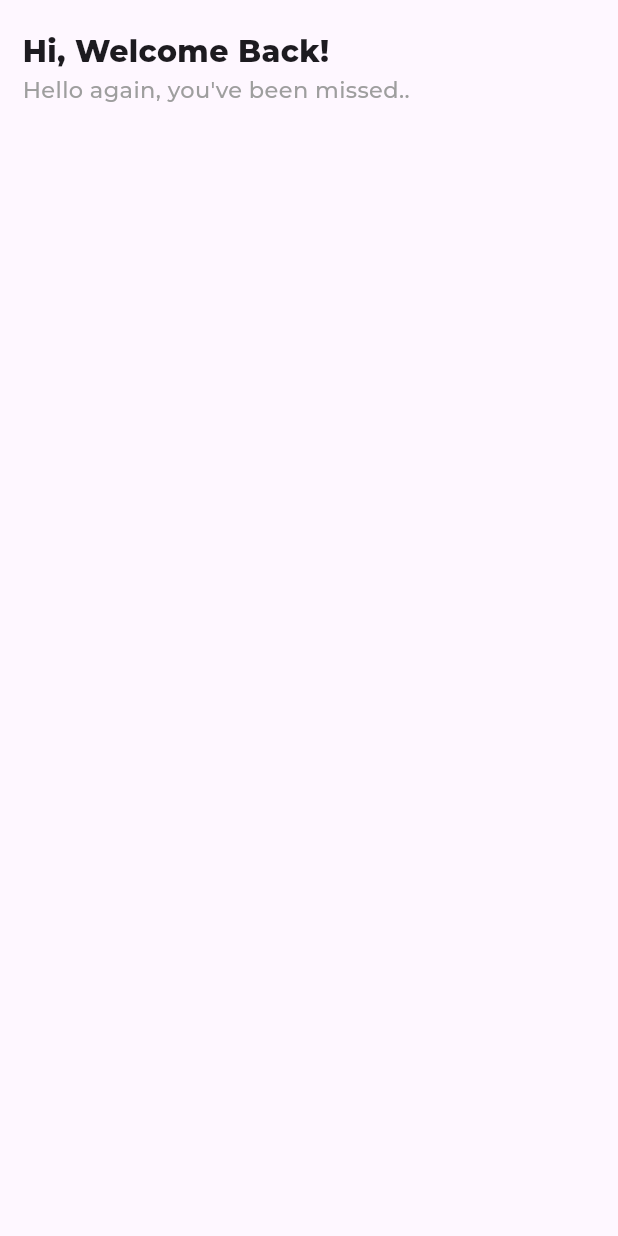
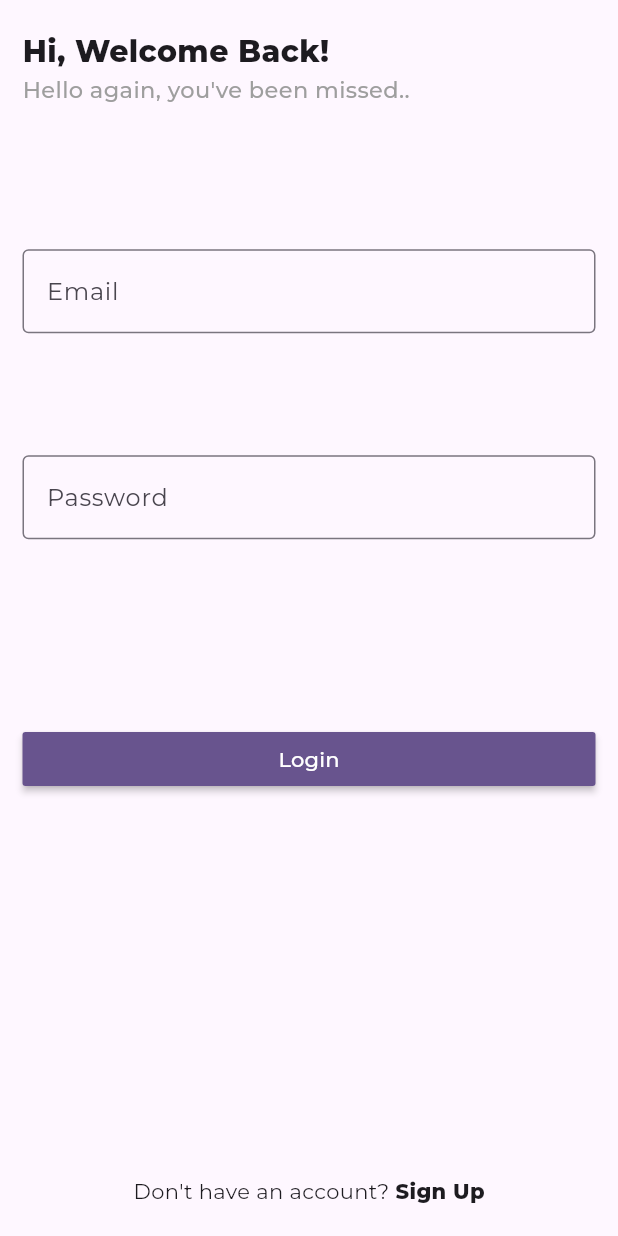
Before and after one commit to umrhsn/flutter_chat_app, a Flutter app: the screen it shows after launch, on a phone screen of 412 x 824 dp. Run offline on Flutter 3.47's test engine with Material 3 defaults, Android fonts, the phone set to English and light mode, and no system bars; our stand-ins replace firebase_core, google_fonts; accounts and stored records are empty.

Commit message:
added ui for login page

```diff
--- a/lib/pages/login_page.dart
+++ b/lib/pages/login_page.dart
@@ -1,4 +1,5 @@
 import 'package:flutter/material.dart';
+import 'package:flutter_chat_app/widgets/custom_form_field.dart';
 
 class LoginPage extends StatefulWidget {
   const LoginPage({super.key});
@@ -11,6 +12,7 @@ class _LoginPageState extends State<LoginPage> {
   @override
   Widget build(BuildContext context) {
     return Scaffold(
+      resizeToAvoidBottomInset: false,
       body: _buildUi(),
     );
   }
@@ -25,6 +27,9 @@ class _LoginPageState extends State<LoginPage> {
         child: Column(
           children: [
             _headerText(),
+            _loginForm(),
+            _loginButton(),
+            _createAnAccountLink(),
           ],
         ),
       ),
@@ -58,4 +63,62 @@ class _LoginPageState extends State<LoginPage> {
       ),
     );
   }
+
+  Widget _loginForm() {
+    return Container(
+      height: MediaQuery.sizeOf(context).height * 0.40,
+      margin: EdgeInsets.symmetric(vertical: MediaQuery.sizeOf(context).height * 0.05),
+      child: Form(
+          child: Column(
+        mainAxisSize: MainAxisSize.max,
+        mainAxisAlignment: MainAxisAlignment.spaceEvenly,
+        crossAxisAlignment: CrossAxisAlignment.center,
+        children: [
+          CustomFormField(
+            height: MediaQuery.sizeOf(context).height * 0.1,
+            hintText: 'Email',
+          ),
+          CustomFormField(
+            height: MediaQuery.sizeOf(context).height * 0.1,
+            hintText: 'Password',
+          ),
+        ],
+      )),
+    );
+  }
+
+  Widget _loginButton() {
+    return SizedBox(
+      width: MediaQuery.sizeOf(context).width,
+      child: MaterialButton(
+        onPressed: () {},
+        color: Theme.of(context).colorScheme.primary,
+        child: Text(
+          'Login',
+          style: TextStyle(
+            color: Colors.white,
+          ),
+        ),
+      ),
+    );
+  }
+
+  Widget _createAnAccountLink() {
+    return Expanded(
+      child: Row(
+        mainAxisSize: MainAxisSize.max,
+        mainAxisAlignment: MainAxisAlignment.center,
+        crossAxisAlignment: CrossAxisAlignment.end,
+        children: [
+          Text("Don't have an account? "),
+          Text(
+            'Sign Up',
+            style: TextStyle(
+              fontWeight: FontWeight.w800,
+            ),
+          ),
+        ],
+      ),
+    );
+  }
 }
--- /dev/null
+++ b/lib/widgets/custom_form_field.dart
@@ -0,0 +1,25 @@
+import 'package:flutter/material.dart';
+
+class CustomFormField extends StatelessWidget {
+  final String hintText;
+  final double height;
+
+  const CustomFormField({
+    super.key,
+    required this.hintText,
+    required this.height,
+  });
+
+  @override
+  Widget build(BuildContext context) {
+    return SizedBox(
+      height: height,
+      child: TextFormField(
+        decoration: InputDecoration(
+          hintText: hintText,
+          border: const OutlineInputBorder(),
+        ),
+      ),
+    );
+  }
+}
```
